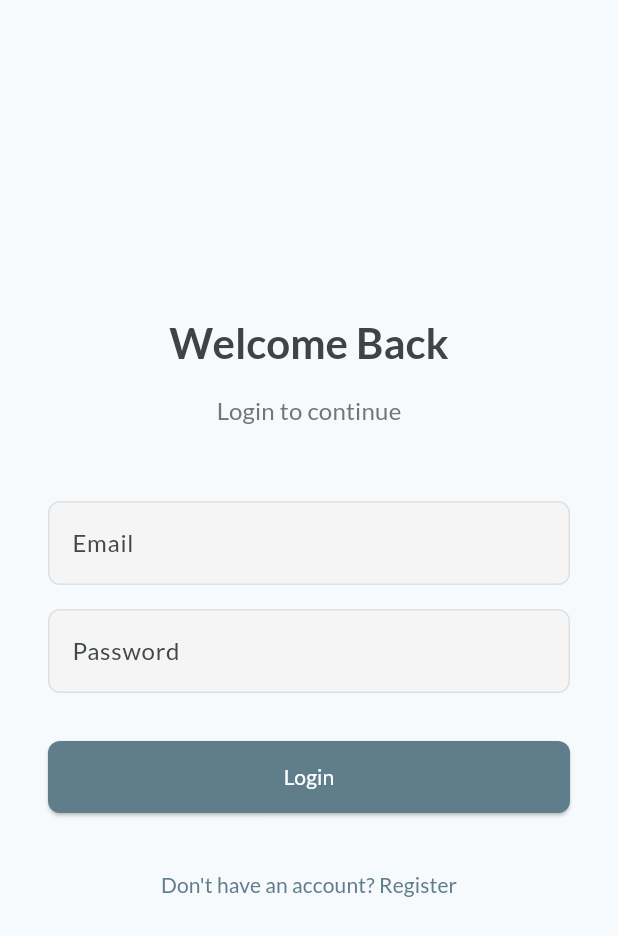
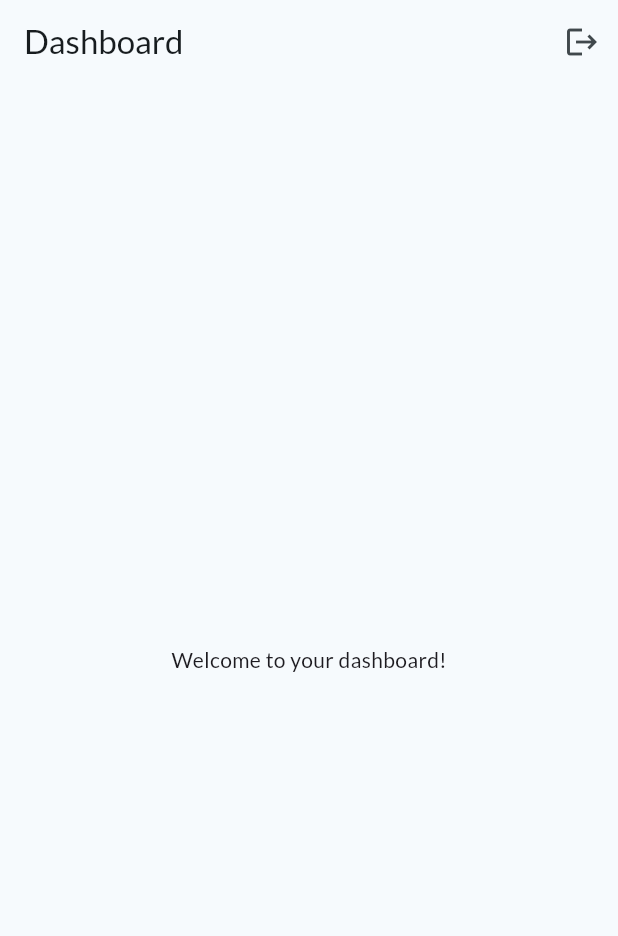
Before and after one commit to ValerieAttila09/flutter-login-signup, a Flutter app: the screen it shows after launch, after a tap on "Login", on a phone screen of 412 x 824 dp. Shown: the top 936 px of the screen. Run offline on Flutter 3.47's test engine with Material 3 defaults, Android fonts, the phone set to English and light mode, and no system bars; our stand-ins replace google_fonts.

Commit message:
dashboard page created

```diff
--- a/lib/auth_screen.dart
+++ b/lib/auth_screen.dart
@@ -1,5 +1,6 @@
 
 import 'package:flutter/material.dart';
+import 'package:myapp/dashboard_screen.dart';
 
 class AuthScreen extends StatefulWidget {
   const AuthScreen({super.key});
@@ -10,6 +11,14 @@ class AuthScreen extends StatefulWidget {
 
 class _AuthScreenState extends State<AuthScreen> {
   bool _isLogin = true;
+
+  void _submit() {
+    // Here you would typically add your authentication logic.
+    // For this example, we'll just navigate to the dashboard.
+    Navigator.of(context).pushReplacement(
+      MaterialPageRoute(builder: (context) => const DashboardScreen()),
+    );
+  }
 
   @override
   Widget build(BuildContext context) {
@@ -46,7 +55,7 @@ class _AuthScreenState extends State<AuthScreen> {
                 ],
                 const SizedBox(height: 32),
                 ElevatedButton(
-                  onPressed: () {},
+                  onPressed: _submit,
                   child: Text(_isLogin ? 'Login' : 'Register'),
                 ),
                 const SizedBox(height: 24),
--- /dev/null
+++ b/lib/dashboard_screen.dart
@@ -0,0 +1,29 @@
+
+import 'package:flutter/material.dart';
+import 'package:myapp/auth_screen.dart';
+
+class DashboardScreen extends StatelessWidget {
+  const DashboardScreen({super.key});
+
+  @override
+  Widget build(BuildContext context) {
+    return Scaffold(
+      appBar: AppBar(
+        title: const Text('Dashboard'),
+        actions: [
+          IconButton(
+            icon: const Icon(Icons.logout),
+            onPressed: () {
+              Navigator.of(context).pushReplacement(
+                MaterialPageRoute(builder: (context) => const AuthScreen()),
+              );
+            },
+          ),
+        ],
+      ),
+      body: const Center(
+        child: Text('Welcome to your dashboard!'),
+      ),
+    );
+  }
+}
```
Also changed, not shown: 1 other file.
